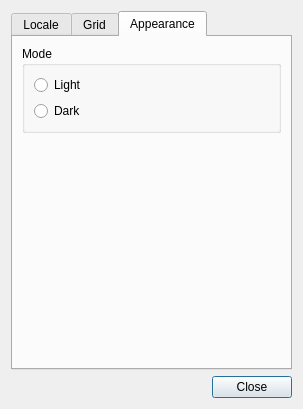
The window that glabels/ui/PreferencesDialog.ui (j-evins/glabels-qt) describes before a commit, drawn with Qt 5.
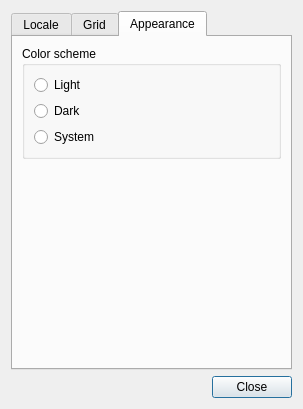
The same window after the commit. The open tabs and pages were chosen to show the change.

Commit message: Added system color scheme to preferences dialog.  Some naming cleanup.

```diff
--- a/glabels/ui/PreferencesDialog.ui
+++ b/glabels/ui/PreferencesDialog.ui
@@ -175,7 +175,7 @@
        <item>
         <widget class="QGroupBox" name="groupBox_3">
          <property name="title">
-          <string>Mode</string>
+          <string>Color scheme</string>
          </property>
          <layout class="QVBoxLayout" name="verticalLayout_4">
           <item>
@@ -192,6 +192,19 @@
             </property>
            </widget>
           </item>
+          <item>
+           <widget class="QRadioButton" name="appearanceSystemRadio">
+            <property name="toolTip">
+             <string>Automatically adjust appearance based on system color scheme.</string>
+            </property>
+            <property name="statusTip">
+             <string/>
+            </property>
+            <property name="text">
+             <string>System</string>
+            </property>
+           </widget>
+          </item>
          </layout>
         </widget>
        </item>
```
Left out of the diff: 22 changed lines with no effect on the pictures. The commit also changes 6 other files.
